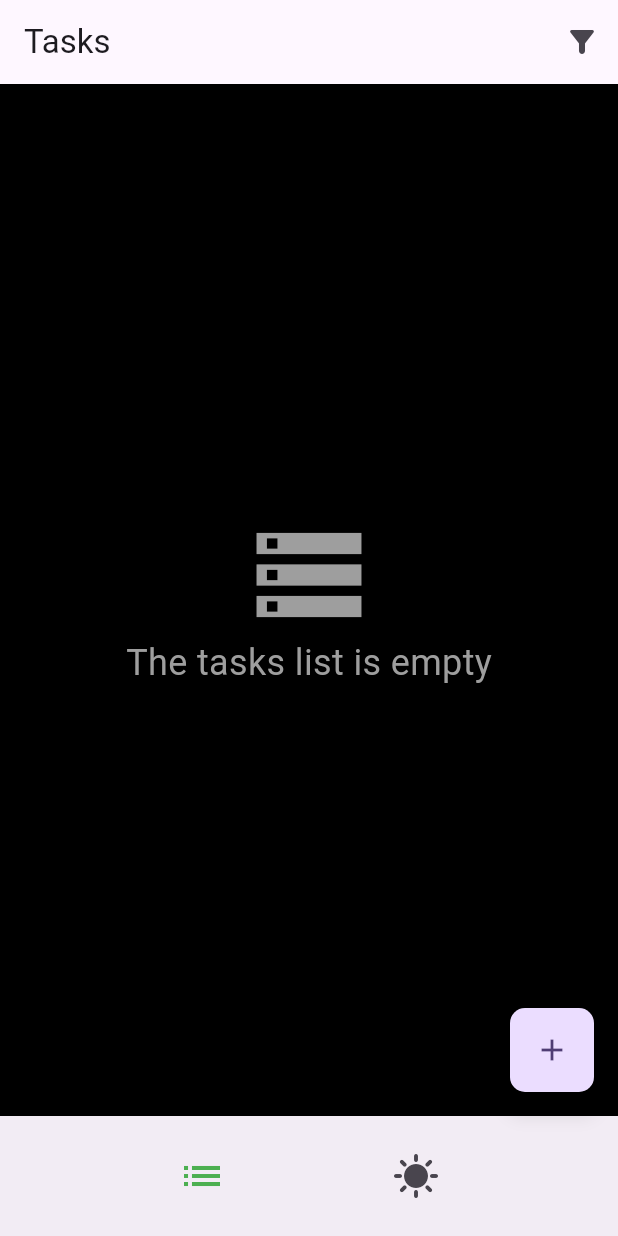
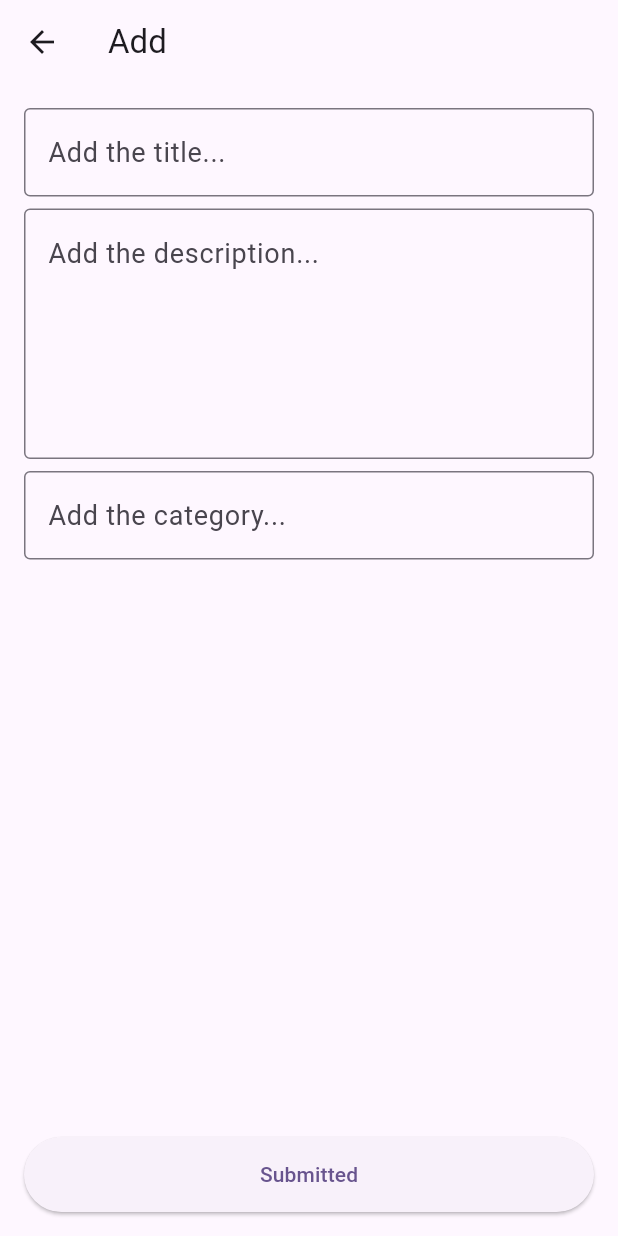
Before and after one commit to Grifon333/space_scutum_todo, a Flutter app: the screen it shows after launch, after a tap on the "add" icon, on a phone screen of 412 x 824 dp. Run offline on Flutter 3.47's test engine with Material 3 defaults, Android fonts, the phone set to English and light mode, and no system bars; our stand-ins replace bloc, equatable, flutter_bloc, rxdart, shared_preferences.

Commit message:
Added the TaskDetailsPage.

```diff
--- a/lib/ui/widgets/home/view/home_page.dart
+++ b/lib/ui/widgets/home/view/home_page.dart
@@ -1,6 +1,7 @@
 import 'package:flutter/material.dart';
 import 'package:flutter_bloc/flutter_bloc.dart';
 import 'package:space_scutum_todo/ui/widgets/home/home.dart';
+import 'package:space_scutum_todo/ui/widgets/task_details/task_details.dart';
 import 'package:space_scutum_todo/ui/widgets/tasks/tasks.dart';
 
 class HomePage extends StatelessWidget {
@@ -27,8 +28,7 @@ class HomeView extends StatelessWidget {
         children: const [TasksPage(), Center(child: Text('2'))],
       ),
       floatingActionButton: FloatingActionButton(
-        // TODO: task edit screen
-        onPressed: () {},
+        onPressed: () => Navigator.of(context).push(TaskDetailsPage.route()),
         shape: const RoundedRectangleBorder(
             borderRadius: BorderRadius.all(Radius.circular(10))),
         child: const Icon(Icons.add),
--- /dev/null
+++ b/lib/ui/widgets/task_details/bloc/task_details_bloc.dart
@@ -0,0 +1,67 @@
+import 'package:bloc/bloc.dart';
+import 'package:equatable/equatable.dart';
+import 'package:meta/meta.dart';
+import 'package:todos_repository/todos_repository.dart';
+
+part 'task_details_event.dart';
+
+part 'task_details_state.dart';
+
+class TaskDetailsBloc extends Bloc<TaskDetailsEvent, TaskDetailsState> {
+  final TodosRepository _todosRepository;
+
+  TaskDetailsBloc({
+    required TodosRepository todosRepository,
+    Todo? initTask,
+  })  : _todosRepository = todosRepository,
+        super(TaskDetailsState(
+          initTask: initTask,
+          title: initTask?.title ?? '',
+          description: initTask?.description ?? '',
+          category: initTask?.category ?? '',
+        )) {
+    on<TaskDetailsTitleChanged>(_onTitleChanged);
+    on<TaskDetailsDescriptionChanged>(_onDescriptionChanged);
+    on<TaskDetailsCategoryChanged>(_onCategoryChanged);
+    on<TaskDetailsSubmitted>(_onSubmitted);
+  }
+
+  _onTitleChanged(
+    TaskDetailsTitleChanged event,
+    Emitter<TaskDetailsState> emit,
+  ) {
+    emit(state.copyWith(title: event.title));
+  }
+
+  _onDescriptionChanged(
+    TaskDetailsDescriptionChanged event,
+    Emitter<TaskDetailsState> emit,
+  ) {
+    emit(state.copyWith(description: event.description));
+  }
+
+  _onCategoryChanged(
+    TaskDetailsCategoryChanged event,
+    Emitter<TaskDetailsState> emit,
+  ) {
+    emit(state.copyWith(category: event.category));
+  }
+
+  Future<void> _onSubmitted(
+    TaskDetailsSubmitted event,
+    Emitter<TaskDetailsState> emit,
+  ) async {
+    emit(state.copyWith(status: TaskDetailsStatus.loading));
+    final todo = (state.initTask ?? Todo(title: '')).copyWith(
+      title: state.title,
+      description: state.description,
+      category: state.category,
+    );
+    try {
+      await _todosRepository.saveTodo(todo);
+      emit(state.copyWith(status: TaskDetailsStatus.success));
+    } catch (e) {
+      emit(state.copyWith(status: TaskDetailsStatus.failure));
+    }
+  }
+}
--- /dev/null
+++ b/lib/ui/widgets/task_details/bloc/task_details_event.dart
@@ -0,0 +1,40 @@
+part of 'task_details_bloc.dart';
+
+@immutable
+sealed class TaskDetailsEvent extends Equatable {
+  const TaskDetailsEvent();
+
+  @override
+  List<Object> get props => [];
+}
+
+class TaskDetailsTitleChanged extends TaskDetailsEvent {
+  final String title;
+
+  const TaskDetailsTitleChanged(this.title);
+
+  @override
+  List<Object> get props => [title];
+}
+
+class TaskDetailsDescriptionChanged extends TaskDetailsEvent {
+  final String description;
+
+  const TaskDetailsDescriptionChanged(this.description);
+
+  @override
+  List<Object> get props => [description];
+}
+
+class TaskDetailsCategoryChanged extends TaskDetailsEvent {
+  final String category;
+
+  const TaskDetailsCategoryChanged(this.category);
+
+  @override
+  List<Object> get props => [category];
+}
+
+class TaskDetailsSubmitted extends TaskDetailsEvent {
+  const TaskDetailsSubmitted();
+}
--- /dev/null
+++ b/lib/ui/widgets/task_details/bloc/task_details_state.dart
@@ -0,0 +1,45 @@
+part of 'task_details_bloc.dart';
+
+enum TaskDetailsStatus { initial, loading, success, failure }
+
+extension TaskDetailsStatusLoadingOrSuccess on TaskDetailsStatus {
+  bool get isLoadingOrSuccess =>
+      this == TaskDetailsStatus.loading || this == TaskDetailsStatus.success;
+}
+
+final class TaskDetailsState extends Equatable {
+  final TaskDetailsStatus status;
+  final Todo? initTask;
+  final String title;
+  final String description;
+  final String category;
+
+  const TaskDetailsState({
+    this.status = TaskDetailsStatus.initial,
+    this.initTask,
+    this.title = '',
+    this.description = '',
+    this.category = '',
+  });
+
+  bool get isNewTask => initTask == null;
+
+  TaskDetailsState copyWith({
+    TaskDetailsStatus? status,
+    Todo? initTask,
+    String? title,
+    String? description,
+    String? category,
+  }) {
+    return TaskDetailsState(
+      status: status ?? this.status,
+      initTask: initTask ?? this.initTask,
+      title: title ?? this.title,
+      description: description ?? this.description,
+      category: category ?? this.category,
+    );
+  }
+
+  @override
+  List<Object?> get props => [status, initTask, title, description, category];
+}
--- /dev/null
+++ b/lib/ui/widgets/task_details/task_details.dart
@@ -0,0 +1,2 @@
+export 'view/view.dart';
+export 'bloc/task_details_bloc.dart';
--- /dev/null
+++ b/lib/ui/widgets/task_details/view/task_details_page.dart
@@ -0,0 +1,57 @@
+import 'package:flutter/material.dart';
+import 'package:flutter_bloc/flutter_bloc.dart';
+import 'package:space_scutum_todo/ui/widgets/task_details/bloc/task_details_bloc.dart';
+import 'package:space_scutum_todo/ui/widgets/task_details/widgets/widgets.dart';
+import 'package:todos_repository/todos_repository.dart';
+
+class TaskDetailsPage extends StatelessWidget {
+  const TaskDetailsPage({super.key});
+
+  static Route<void> route({Todo? initTask}) {
+    return MaterialPageRoute(
+      builder: (_) => BlocProvider(
+        create: (context) => TaskDetailsBloc(
+          todosRepository: context.read<TodosRepository>(),
+          initTask: initTask,
+        ),
+        child: const TaskDetailsPage(),
+      ),
+    );
+  }
+
+  @override
+  Widget build(BuildContext context) {
+    return BlocListener<TaskDetailsBloc, TaskDetailsState>(
+      listener: (context, state) => Navigator.of(context).pop(),
+      listenWhen: (prev, curr) =>
+          prev.status != curr.status &&
+          curr.status == TaskDetailsStatus.success,
+      child: const TaskDetailsView(),
+    );
+  }
+}
+
+class TaskDetailsView extends StatelessWidget {
+  const TaskDetailsView({super.key});
+
+  @override
+  Widget build(BuildContext context) {
+    final isNewTask =
+        context.select((TaskDetailsBloc bloc) => bloc.state.isNewTask);
+    return Scaffold(
+      appBar: AppBar(
+        title: Text(isNewTask ? 'Add' : 'Edit'),
+      ),
+      body: Padding(
+        padding: const EdgeInsets.all(16),
+        child: Column(
+          children: [
+            TaskDetailsForm(),
+            Spacer(),
+            SubmittedButton(),
+          ],
+        ),
+      ),
+    );
+  }
+}
--- /dev/null
+++ b/lib/ui/widgets/task_details/view/view.dart
@@ -0,0 +1 @@
+export 'task_details_page.dart';
--- /dev/null
+++ b/lib/ui/widgets/task_details/widgets/submitted_button.dart
@@ -0,0 +1,23 @@
+import 'package:flutter/material.dart';
+import 'package:provider/provider.dart';
+import 'package:space_scutum_todo/ui/widgets/task_details/task_details.dart';
+
+class SubmittedButton extends StatelessWidget {
+  const SubmittedButton({super.key});
+
+  @override
+  Widget build(BuildContext context) {
+    final isLoadingOrSuccess = context
+        .select((TaskDetailsBloc bloc) => bloc.state.status.isLoadingOrSuccess);
+    return ElevatedButton(
+      onPressed: isLoadingOrSuccess
+          ? null
+          : () => context.read<TaskDetailsBloc>().add(TaskDetailsSubmitted()),
+      style: ButtonStyle(
+        minimumSize: WidgetStatePropertyAll(Size(double.infinity, 50)),
+      ),
+      child:
+      isLoadingOrSuccess ? CircularProgressIndicator() : Text('Submitted'),
+    );
+  }
+}
--- /dev/null
+++ b/lib/ui/widgets/task_details/widgets/task_details_form.dart
@@ -0,0 +1,90 @@
+import 'package:flutter/material.dart';
+import 'package:flutter/services.dart';
+import 'package:provider/provider.dart';
+import 'package:space_scutum_todo/ui/widgets/task_details/task_details.dart';
+
+class TaskDetailsForm extends StatelessWidget {
+  const TaskDetailsForm({super.key});
+
+  @override
+  Widget build(BuildContext context) {
+    return Column(
+      spacing: 8,
+      children: [
+        TitleTextField(),
+        DescriptionTextField(),
+        CategoryTextField(),
+      ],
+    );
+  }
+}
+
+class TitleTextField extends StatelessWidget {
+  const TitleTextField({super.key});
+
+  @override
+  Widget build(BuildContext context) {
+    final bloc = context.read<TaskDetailsBloc>();
+    final title = bloc.state.title;
+
+    return TextFormField(
+      initialValue: title,
+      decoration: InputDecoration(
+          hintText: 'Add the title...',
+          border: OutlineInputBorder(),
+          enabled: !bloc.state.status.isLoadingOrSuccess),
+      style: TextStyle(fontSize: 18),
+      inputFormatters: [
+        LengthLimitingTextInputFormatter(50),
+        FilteringTextInputFormatter.allow(RegExp(r'[a-zA-Z0-9]')),
+      ],
+      onChanged: (value) => bloc.add(TaskDetailsTitleChanged(value)),
+    );
+  }
+}
+
+class DescriptionTextField extends StatelessWidget {
+  const DescriptionTextField({super.key});
+
+  @override
+  Widget build(BuildContext context) {
+    final bloc = context.read<TaskDetailsBloc>();
+    final description = bloc.state.description;
+
+    return TextFormField(
+      initialValue: description,
+      decoration: InputDecoration(
+          hintText: 'Add the description...',
+          border: OutlineInputBorder(),
+          enabled: !bloc.state.status.isLoadingOrSuccess),
+      style: TextStyle(fontSize: 18),
+      maxLines: 5,
+      inputFormatters: [LengthLimitingTextInputFormatter(200)],
+      onChanged: (value) => bloc.add(TaskDetailsDescriptionChanged(value)),
+    );
+  }
+}
+
+class CategoryTextField extends StatelessWidget {
+  const CategoryTextField({super.key});
+
+  @override
+  Widget build(BuildContext context) {
+    final bloc = context.read<TaskDetailsBloc>();
+    final category = bloc.state.category;
+
+    return TextFormField(
+      initialValue: category,
+      decoration: InputDecoration(
+          hintText: 'Add the category...',
+          border: OutlineInputBorder(),
+          enabled: !bloc.state.status.isLoadingOrSuccess),
+      style: TextStyle(fontSize: 18),
+      inputFormatters: [
+        LengthLimitingTextInputFormatter(50),
+        FilteringTextInputFormatter.allow(RegExp(r'[a-zA-Z0-9]')),
+      ],
+      onChanged: (value) => bloc.add(TaskDetailsCategoryChanged(value)),
+    );
+  }
+}
--- /dev/null
+++ b/lib/ui/widgets/task_details/widgets/widgets.dart
@@ -0,0 +1,2 @@
+export 'task_details_form.dart';
+export 'submitted_button.dart';
--- a/lib/ui/widgets/tasks/view/tasks_page.dart
+++ b/lib/ui/widgets/tasks/view/tasks_page.dart
@@ -67,19 +67,16 @@ class TasksView extends StatelessWidget {
                 ),
               );
             }
-            return ListView.separated(
-              itemBuilder: (context, index) {
-                // final task = state.filteredTasks.elementAt(index);
-                final task = Todo(
-                  title: 'Title',
-                  description: 'description',
-                  category: 'Home',
-                );
-                return TaskCard(task: task);
-              },
-              separatorBuilder: (_, __) => SizedBox(height: 8),
-              // itemCount: state.filteredTasks.length
-              itemCount: 10,
+            return Padding(
+              padding: const EdgeInsets.all(8),
+              child: ListView.separated(
+                itemBuilder: (context, index) {
+                  final task = state.filteredTasks.elementAt(index);
+                  return TaskCard(task: task);
+                },
+                separatorBuilder: (_, __) => SizedBox(height: 8),
+                itemCount: state.filteredTasks.length
+              ),
             );
           },
         ),
--- a/lib/ui/widgets/tasks/widgets/task_card.dart
+++ b/lib/ui/widgets/tasks/widgets/task_card.dart
@@ -1,5 +1,6 @@
 import 'package:flutter/material.dart';
 import 'package:provider/provider.dart';
+import 'package:space_scutum_todo/ui/widgets/task_details/task_details.dart';
 import 'package:space_scutum_todo/ui/widgets/tasks/tasks.dart';
 import 'package:todos_repository/todos_repository.dart';
 
@@ -17,28 +18,35 @@ class TaskCard extends StatelessWidget {
           task.title,
           maxLines: 1,
           overflow: TextOverflow.ellipsis,
-          style: task.isCompleted
-              ? TextStyle(decoration: TextDecoration.lineThrough)
-              : null,
+          style: TextStyle(
+            color: Colors.black,
+            fontSize: 18,
+            fontWeight: FontWeight.bold,
+            decoration: task.isCompleted ? TextDecoration.lineThrough : null,
+          ),
         ),
         subtitle: Text(
           task.description,
           maxLines: 2,
           overflow: TextOverflow.ellipsis,
-          style: task.isCompleted
-              ? TextStyle(decoration: TextDecoration.lineThrough)
-              : null,
+          style: TextStyle(
+            color: Colors.black87,
+            fontSize: 16,
+            decoration: task.isCompleted ? TextDecoration.lineThrough : null,
+          ),
         ),
         leading: Checkbox(
           value: task.isCompleted,
           onChanged: (value) => context.read<TasksBloc>().add(
-            TasksCompletionToggled(task: task, isCompleted: value ?? false),
-          ),
+                TasksCompletionToggled(task: task, isCompleted: value ?? false),
+              ),
         ),
         trailing: Icon(Icons.chevron_right),
-        // TODO: task edit screen
+        shape: RoundedRectangleBorder(
+            borderRadius: BorderRadius.all(Radius.circular(10))),
+        tileColor: Colors.orange,
         onTap: () => Navigator.of(context).push(
-          MaterialPageRoute(builder: (_) => Scaffold(body: SizedBox())),
+          TaskDetailsPage.route(initTask: task),
         ),
       ),
     );
```
